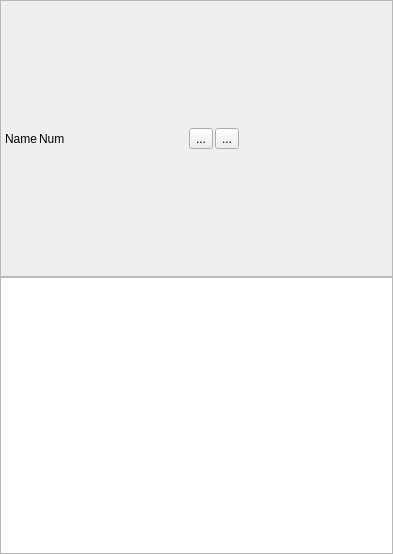
First picture: the form in ui/shot_item.ui, repository iceanimations/createLayout, before the edit.
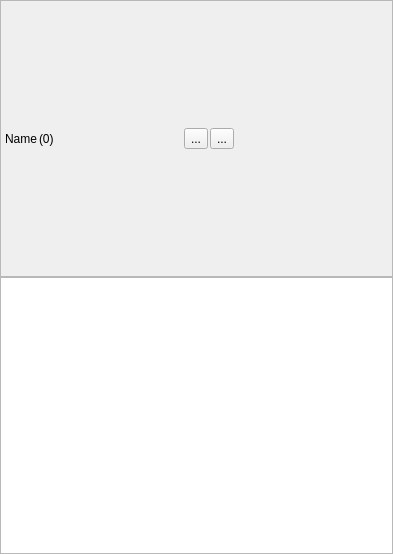
Second picture: the form after the edit.

Commit message: removeButton shown for each shot

```diff
--- a/ui/shot_item.ui
+++ b/ui/shot_item.ui
@@ -60,7 +60,7 @@
       <item>
        <widget class="QLabel" name="numLabel">
         <property name="text">
-         <string>Num</string>
+         <string>(0)</string>
         </property>
        </widget>
       </item>
```
Left out of the diff: 2 changed lines with no effect on the pictures. The commit also changes 2 other files.
